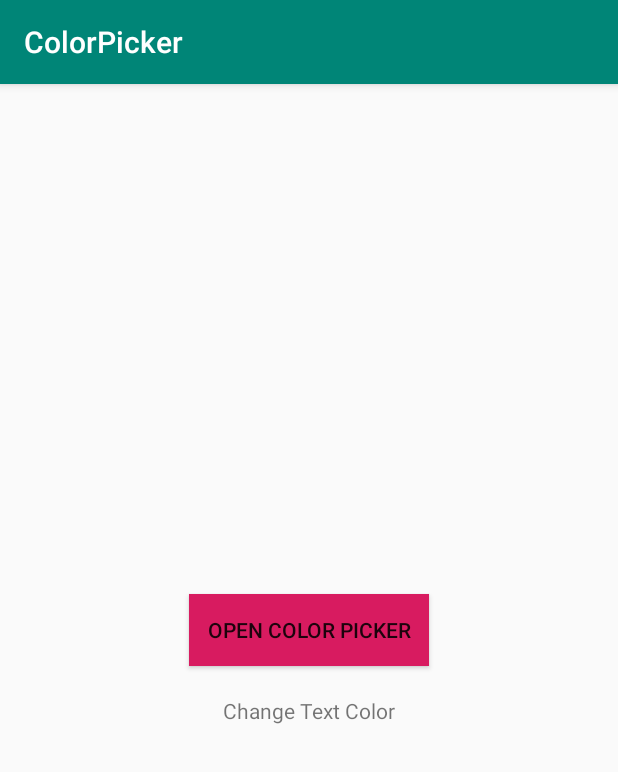
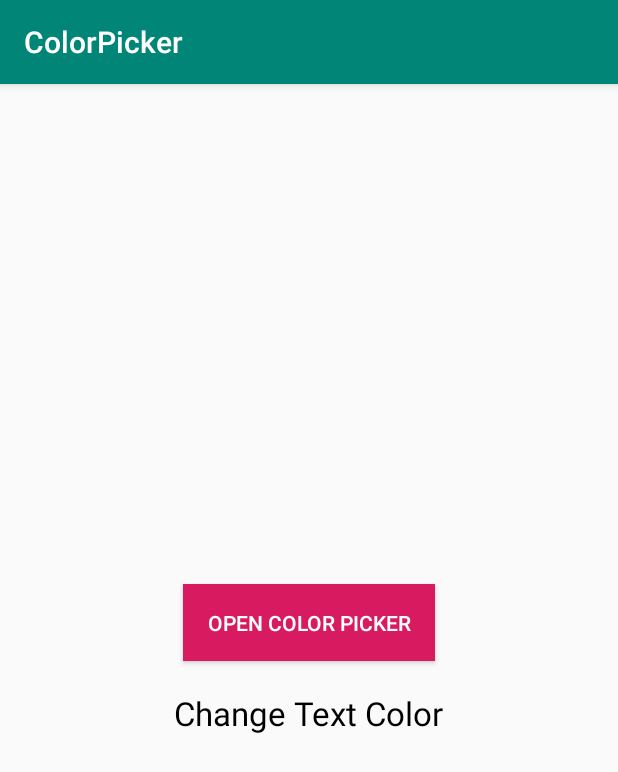
Before and after one commit to HenryChigbo/Android-Color-Picker, an Android app: the screen it shows after launch (MainActivity), on a phone screen of 412 x 824 dp. Shown: the top 772 px of the screen. Run offline under Robolectric (Android 15) with nearby library versions, the phone set to English and light mode, and no system bars.

Commit message:
little changes

```diff
--- a/app/src/main/res/layout/activity_main.xml
+++ b/app/src/main/res/layout/activity_main.xml
@@ -12,8 +12,9 @@
         android:id="@+id/open_color_picker"
         android:layout_width="wrap_content"
         android:layout_height="wrap_content"
-        android:padding="12dp"
+        android:padding="16dp"
         android:text="@string/open_color_picker"
+        android:textColor="@color/colorWhite"
         android:background="@color/colorAccent"/>
 
 
@@ -22,7 +23,9 @@
         android:layout_width="wrap_content"
         android:layout_height="wrap_content"
         android:layout_marginTop="20dp"
-        android:text="Change Text Color" />
+        android:textSize="22sp"
+        android:textColor="@color/colorBlack"
+        android:text="@string/change_text_color" />
 
 
 </androidx.appcompat.widget.LinearLayoutCompat>
--- a/app/src/main/res/values/colors.xml
+++ b/app/src/main/res/values/colors.xml
@@ -4,4 +4,5 @@
     <color name="colorPrimaryDark">#00574B</color>
     <color name="colorAccent">#D81B60</color>
     <color name="colorBlue">#ffffff</color>
+    <color name="colorBlack">#000000</color>
 </resources>
--- a/app/src/main/res/values/strings.xml
+++ b/app/src/main/res/values/strings.xml
@@ -1,4 +1,5 @@
 <resources>
     <string name="app_name">ColorPicker</string>
     <string name="open_color_picker">Open Color Picker</string>
+    <string name="change_text_color">Change Text Color</string>
 </resources>
--- a/build.gradle
+++ b/build.gradle
@@ -12,6 +12,7 @@ buildscript {
 
         // NOTE: Do not place your application dependencies here; they belong
         // in the individual module build.gradle files
+        classpath 'com.novoda:bintray-release:0.9'
     }
 }
 
--- a/colorpickers/src/main/java/com/inducesmile/colorpickers/ColorConverter.java
+++ b/colorpickers/src/main/java/com/inducesmile/colorpickers/ColorConverter.java
@@ -1,18 +1,10 @@
 package com.inducesmile.colorpickers;
 
-import android.content.Context;
 import android.graphics.Color;
 
 public class ColorConverter {
 
     private static final String TAG = ColorConverter.class.getSimpleName();
-
-    private Context context;
-
-
-    public ColorConverter(Context context) {
-        this.context = context;
-    }
 
 
     public int convertIntValuesToColor(int redColor, int greenColor, int blueColor){
--- a/colorpickers/src/main/java/com/inducesmile/colorpickers/ColorPicker.java
+++ b/colorpickers/src/main/java/com/inducesmile/colorpickers/ColorPicker.java
@@ -40,7 +40,7 @@ public class ColorPicker implements SeekBar.OnSeekBarChangeListener{
 
     public ColorPicker(Context context) {
         this.context = context;
-        colorConverter = new ColorConverter(context);
+        colorConverter = new ColorConverter();
         currentColor = R.color.colorBackground;
         initColorPicker();
     }
```
Also changed, not shown: colorpickers/build.gradle (+12 -2 lines).
